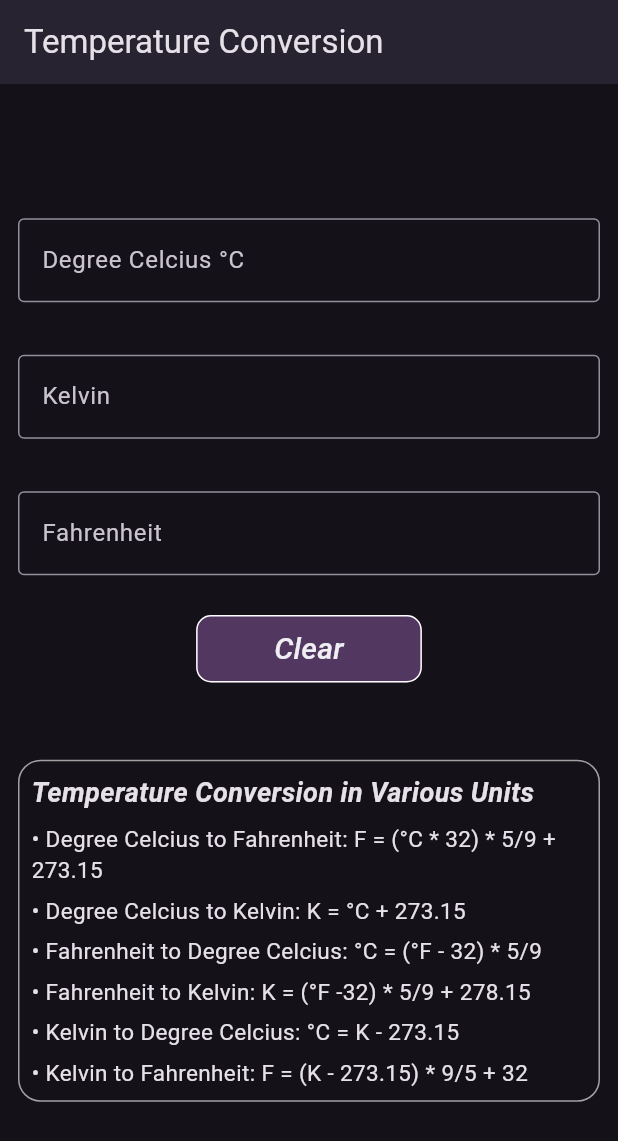
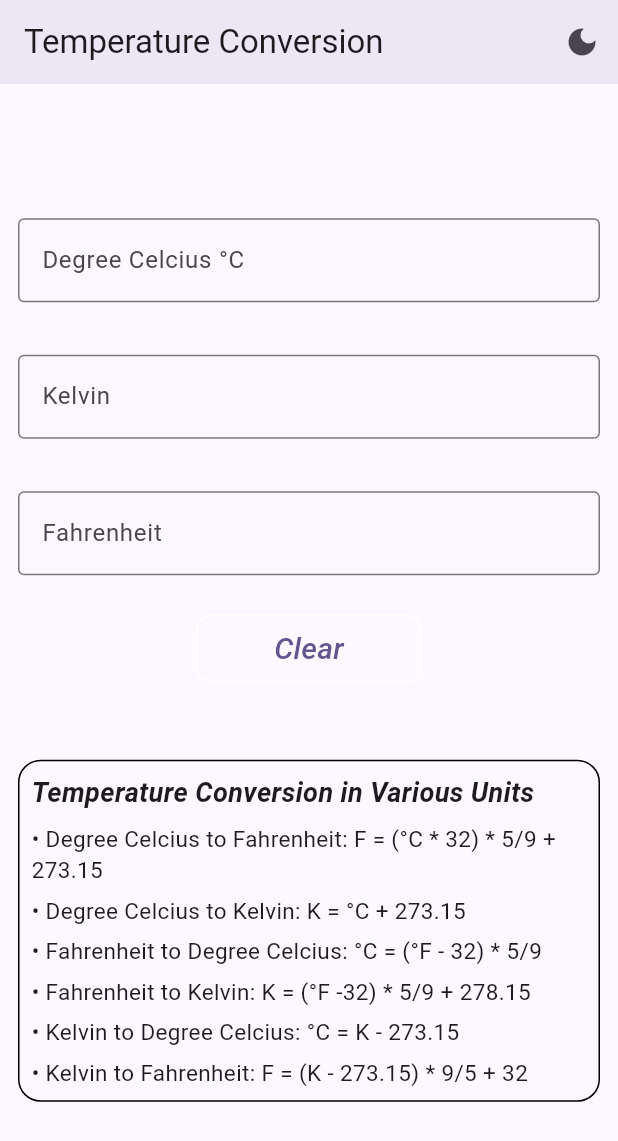
Before and after one commit to Nyanzu-kokayne/temperature, a Flutter app: the screen it shows after launch, on a phone screen of 412 x 824 dp. Shown: the top 1141 px of the screen. Run offline on Flutter 3.47's test engine with Material 3 defaults, Android fonts, the phone set to English and light mode, and no system bars.

Commit message:
Llight mode

```diff
--- a/lib/main.dart
+++ b/lib/main.dart
@@ -1,4 +1,5 @@
 import 'package:flutter/material.dart';
+import 'package:temperatureconvector/notifiers.dart';
 import 'package:temperatureconvector/temperature_screen.dart';
 
 void main() {
@@ -10,11 +11,21 @@ class MyApp extends StatelessWidget {
 
   @override
   Widget build(BuildContext context) {
-    return MaterialApp(
-      home: HomeScreen(),
-      debugShowCheckedModeBanner: false,
-      //theme: ThemeData.dark(useMaterial3: true),
-      theme: ThemeData.dark(useMaterial3: true),
+    return ValueListenableBuilder(
+      valueListenable: isDarkModeNotifier,
+      builder: (context, isDarkMode, child) {
+        return MaterialApp(
+          home: HomeScreen(),
+          debugShowCheckedModeBanner: false,
+
+          theme: ThemeData(
+            colorScheme: ColorScheme.fromSeed(
+              seedColor: const Color.fromARGB(221, 219, 210, 235),
+              brightness: isDarkMode ? Brightness.dark : Brightness.light,
+            ),
+          ),
+        );
+      },
     );
   }
 }
--- /dev/null
+++ b/lib/notifiers.dart
@@ -0,0 +1,3 @@
+import 'package:flutter/material.dart';
+
+ValueNotifier<bool> isDarkModeNotifier = ValueNotifier(false);
--- a/lib/temperature_screen.dart
+++ b/lib/temperature_screen.dart
@@ -1,4 +1,5 @@
 import 'package:flutter/material.dart';
+import 'package:temperatureconvector/notifiers.dart';
 
 class HomeScreen extends StatefulWidget {
   const HomeScreen({super.key});
@@ -51,7 +52,8 @@ class _HomeScreenState extends State<HomeScreen> {
     final double? fahrenheit = double.tryParse(value);
     if (fahrenheit != null) {
       degreeController.text = ((fahrenheit - 32) * 5 / 9).toStringAsFixed(2);
-      kelvinController.text = ((fahrenheit - 32) * 5 / 9 + 273.15).toStringAsFixed(2);
+      kelvinController.text = ((fahrenheit - 32) * 5 / 9 + 273.15)
+          .toStringAsFixed(2);
     }
   }
 
@@ -66,7 +68,23 @@ class _HomeScreenState extends State<HomeScreen> {
   @override
   Widget build(BuildContext context) {
     return Scaffold(
-      appBar: AppBar(elevation: 5, title: Text("Temperature Conversion")),
+      appBar: AppBar(
+        elevation: 5,
+        title: Text("Temperature Conversion"),
+        actions: [
+          IconButton(
+            onPressed: () {
+              isDarkModeNotifier.value = !isDarkModeNotifier.value;
+            },
+            icon: ValueListenableBuilder(
+              valueListenable: isDarkModeNotifier,
+              builder: (context, isDarkMode, child) {
+                return Icon(isDarkMode ? Icons.light_mode : Icons.dark_mode);
+              },
+            ),
+          ),
+        ],
+      ),
 
       body: Padding(
         padding: const EdgeInsets.all(12.0),
@@ -122,8 +140,6 @@ class _HomeScreenState extends State<HomeScreen> {
                       minimumSize: Size(150.5, 0),
                       side: BorderSide(color: Colors.white),
                       elevation: 5,
-                      backgroundColor: const Color.fromARGB(131, 141, 92, 164),
-                      foregroundColor: const Color.fromARGB(255, 238, 238, 243),
                       padding: EdgeInsets.all(8.0),
                       shape: RoundedRectangleBorder(
                         borderRadius: BorderRadius.circular(10),
@@ -152,7 +168,7 @@ class _HomeScreenState extends State<HomeScreen> {
                   width: double.infinity,
                   //alignment: Alignment(0, 0),
                   decoration: BoxDecoration(
-                    border: BoxBorder.all(color: Colors.white60),
+                    border: BoxBorder.all(),
                     shape: BoxShape.rectangle,
                     borderRadius: BorderRadius.all(Radius.circular(15)),
                   ),
```
Also changed, not shown: 1 other file.
